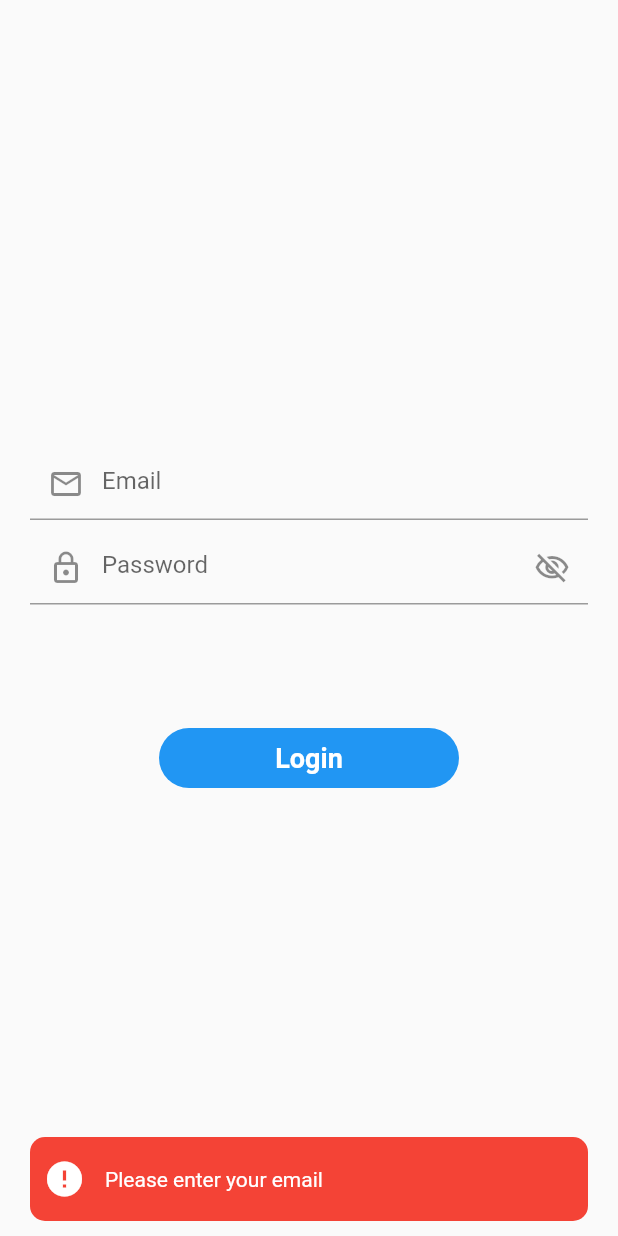
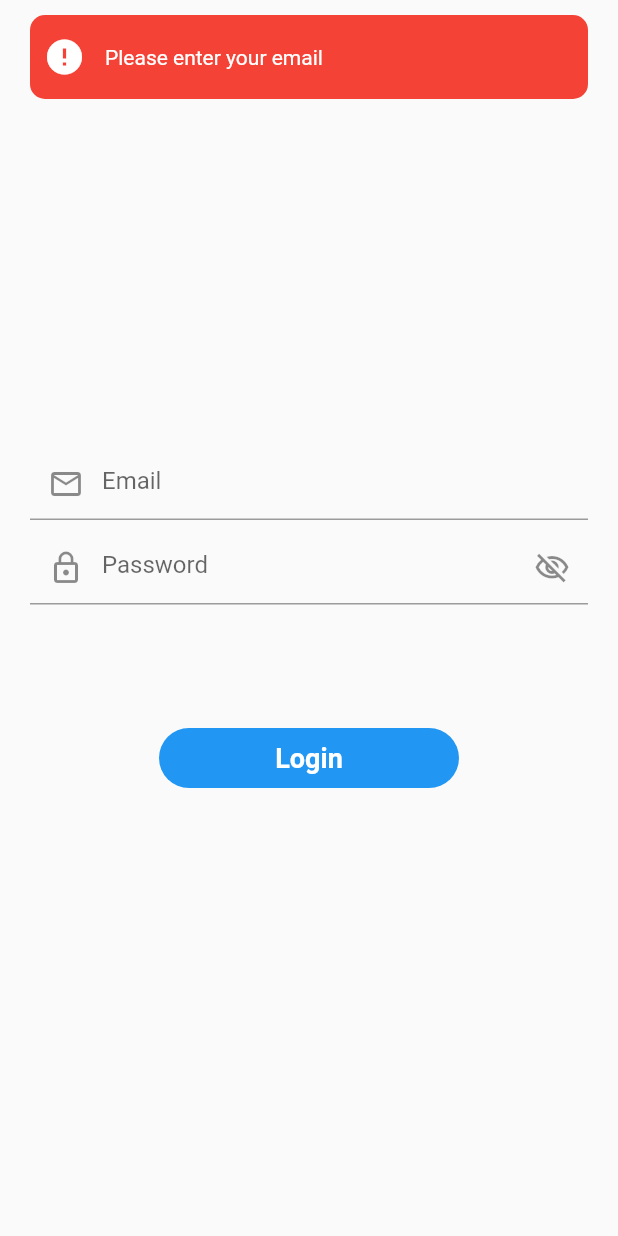
Before and after one commit to crpoudyal/MVVM-architecture-flutter, a Flutter app: the screen it shows after launch, after a tap on "Login", on a phone screen of 412 x 824 dp. Run offline on Flutter 3.47's test engine with Material 2 defaults, Android fonts, the phone set to English and light mode, and no system bars; drawn by our look-alikes of another_flushbar; our stand-ins replace fluttertoast.

```diff
--- a/lib/data/network/NetworkApiService.dart
+++ b/lib/data/network/NetworkApiService.dart
@@ -48,7 +48,7 @@ class NetworkApiService extends BaseApiService {
 
       default:
         throw FetchDataException(
-            "Error occurred while communication with server with status code ${response.statusCode.toString()}");
+            "Error occurred while communication with server with status-code ${response.statusCode.toString()}");
     }
   }
 }
--- a/lib/main.dart
+++ b/lib/main.dart
@@ -1,6 +1,8 @@
 import 'package:flutter/material.dart';
 import 'package:mvvm_architecture_flutter/utils/routes/routes.dart';
 import 'package:mvvm_architecture_flutter/utils/routes/routes_name.dart';
+import 'package:mvvm_architecture_flutter/view_model/auth_view_model.dart';
+import 'package:provider/provider.dart';
 
 void main() {
   runApp(const MyApp());
@@ -11,11 +13,16 @@ class MyApp extends StatelessWidget {
 
   @override
   Widget build(BuildContext context) {
-    return MaterialApp(
-      title: 'MVVM architecture flutter',
-      debugShowCheckedModeBanner: false,
-      initialRoute: RoutesName.login,
-      onGenerateRoute: Routes.generateRoute,
+    return MultiProvider(
+      providers: [
+        ChangeNotifierProvider(create: (_) => AuthViewModel()),
+      ],
+      child: MaterialApp(
+        title: 'MVVM architecture flutter',
+        debugShowCheckedModeBanner: false,
+        initialRoute: RoutesName.login,
+        onGenerateRoute: Routes.generateRoute,
+      ),
     );
   }
 }
--- /dev/null
+++ b/lib/res/app_url.dart
@@ -0,0 +1,5 @@
+class AppUrl {
+  static var baseUrl = "https://reqres.in/";
+  static var loginUrl = "${baseUrl}api/login";
+  static var registerApiUrl = "${baseUrl}api/register";
+}
--- a/lib/res/components/round_button.dart
+++ b/lib/res/components/round_button.dart
@@ -25,7 +25,9 @@ class RoundButton extends StatelessWidget {
         ),
         child: Center(
             child: loading
-                ? const CircularProgressIndicator()
+                ? const CircularProgressIndicator(
+                    color: AppColors.whiteColor,
+                  )
                 : Text(
                     title,
                     style: const TextStyle(
--- a/lib/utils/utils.dart
+++ b/lib/utils/utils.dart
@@ -12,6 +12,7 @@ class Utils {
     showFlushbar(
       context: context,
       flushbar: Flushbar(
+        flushbarPosition: FlushbarPosition.TOP,
         forwardAnimationCurve: Curves.decelerate,
         margin: const EdgeInsets.symmetric(horizontal: 20, vertical: 10),
         padding: const EdgeInsets.all(20),
@@ -20,9 +21,32 @@ class Utils {
         backgroundColor: Colors.red,
         reverseAnimationCurve: Curves.easeOut,
         positionOffset: 20,
-        duration: const Duration(seconds: 2),
+        duration: const Duration(seconds: 3),
         icon: const Icon(
           Icons.error,
+          size: 28,
+          color: Colors.white,
+        ),
+      )..show(context),
+    );
+  }
+
+  static flashBarSuccessMessage(String message, BuildContext context) {
+    showFlushbar(
+      context: context,
+      flushbar: Flushbar(
+        flushbarPosition: FlushbarPosition.TOP,
+        forwardAnimationCurve: Curves.decelerate,
+        margin: const EdgeInsets.symmetric(horizontal: 20, vertical: 10),
+        padding: const EdgeInsets.all(20),
+        message: message,
+        borderRadius: BorderRadius.circular(10),
+        backgroundColor: Colors.green,
+        reverseAnimationCurve: Curves.easeOut,
+        positionOffset: 20,
+        duration: const Duration(seconds: 3),
+        icon: const Icon(
+          Icons.info_outline,
           size: 28,
           color: Colors.white,
         ),
--- a/lib/view/login_view.dart
+++ b/lib/view/login_view.dart
@@ -1,6 +1,8 @@
 import 'package:flutter/material.dart';
 import 'package:mvvm_architecture_flutter/res/components/round_button.dart';
 import 'package:mvvm_architecture_flutter/utils/utils.dart';
+import 'package:mvvm_architecture_flutter/view_model/auth_view_model.dart';
+import 'package:provider/provider.dart';
 
 class LoginView extends StatefulWidget {
   const LoginView({Key? key}) : super(key: key);
@@ -30,6 +32,7 @@ class _LoginViewState extends State<LoginView> {
 
   @override
   Widget build(BuildContext context) {
+    final authViewModel = Provider.of<AuthViewModel>(context);
     final height = MediaQuery.of(context).size.height * 1;
     return Scaffold(
       body: SafeArea(
@@ -80,6 +83,7 @@ class _LoginViewState extends State<LoginView> {
               ),
               RoundButton(
                 title: 'Login',
+                loading: authViewModel.loading,
                 onPress: () {
                   if (_emailController.text.isEmpty) {
                     Utils.flashBarErrorMessage(
@@ -90,7 +94,13 @@ class _LoginViewState extends State<LoginView> {
                   } else if (_passwordController.text.length < 6) {
                     Utils.flashBarErrorMessage(
                         "Please enter 6 digit password", context);
-                  } else {}
+                  } else {
+                    Map data = {
+                      'email': _emailController.text.toString(),
+                      'password': _passwordController.text.toString(),
+                    };
+                    authViewModel.loginApi(data, context);
+                  }
                 },
               )
             ],
```
Also changed, not shown: lib/data/app_exception.dart (+5 -4 lines), lib/repository/auth_repo.dart (added, +26 -0 lines), lib/view/home_view.dart (+3 -4 lines), lib/view_model/auth_view_model.dart (added, +32 -0 lines).
